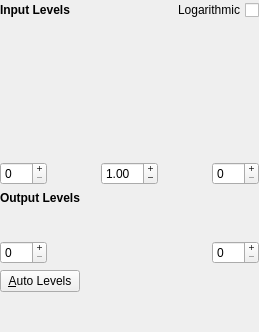
Qt form plugins/filters/levelfilter/wdg_level.ui (KDE/krita) before a commit.
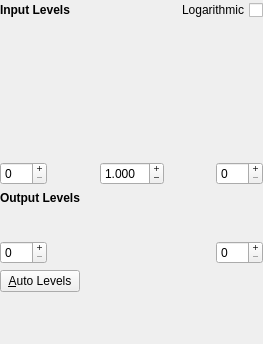
The same form after that commit. Custom widgets are drawn as their Qt base class.

Commit message:
BUG:375201 Make the gray slider spinbox more precise
And actually save the gamma value correctly; unless you moved the
sliders, the value taken would be 1.0

```diff
--- a/plugins/filters/levelfilter/wdg_level.ui
+++ b/plugins/filters/levelfilter/wdg_level.ui
@@ -6,8 +6,8 @@
    <rect>
     <x>0</x>
     <y>0</y>
-    <width>259</width>
-    <height>332</height>
+    <width>263</width>
+    <height>344</height>
    </rect>
   </property>
   <property name="sizePolicy">
@@ -158,8 +158,11 @@
        <property name="buttonSymbols">
         <enum>QAbstractSpinBox::PlusMinus</enum>
        </property>
+       <property name="decimals">
+        <number>3</number>
+       </property>
        <property name="minimum">
-        <double>0.100000000000000</double>
+        <double>0.001000000000000</double>
        </property>
        <property name="maximum">
         <double>10.000000000000000</double>
```
The commit also changes 1 other file.
